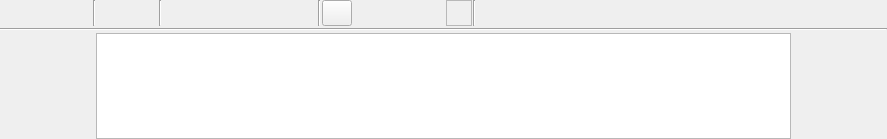
Old version of the form src/widgets/wordeditframe.ui in the repository Gris87/ProtocolCreator.
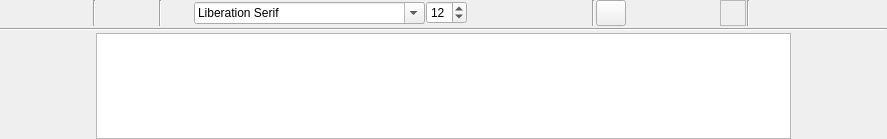
New version of the form. Icons and pictures are not drawn. Custom widgets are drawn as their Qt base class.

```diff
--- a/src/widgets/wordeditframe.ui
+++ b/src/widgets/wordeditframe.ui
@@ -211,6 +211,26 @@
         </property>
        </widget>
       </item>
+      <item>
+       <widget class="QFontComboBox" name="fontComboBox">
+        <property name="currentFont">
+         <font>
+          <family>Times New Roman</family>
+          <pointsize>12</pointsize>
+         </font>
+        </property>
+       </widget>
+      </item>
+      <item>
+       <widget class="QSpinBox" name="fontSizeSpinBox">
+        <property name="maximum">
+         <number>72</number>
+        </property>
+        <property name="value">
+         <number>12</number>
+        </property>
+       </widget>
+      </item>
       <item>
        <widget class="QPushButton" name="boldButton">
         <property name="maximumSize">
```
